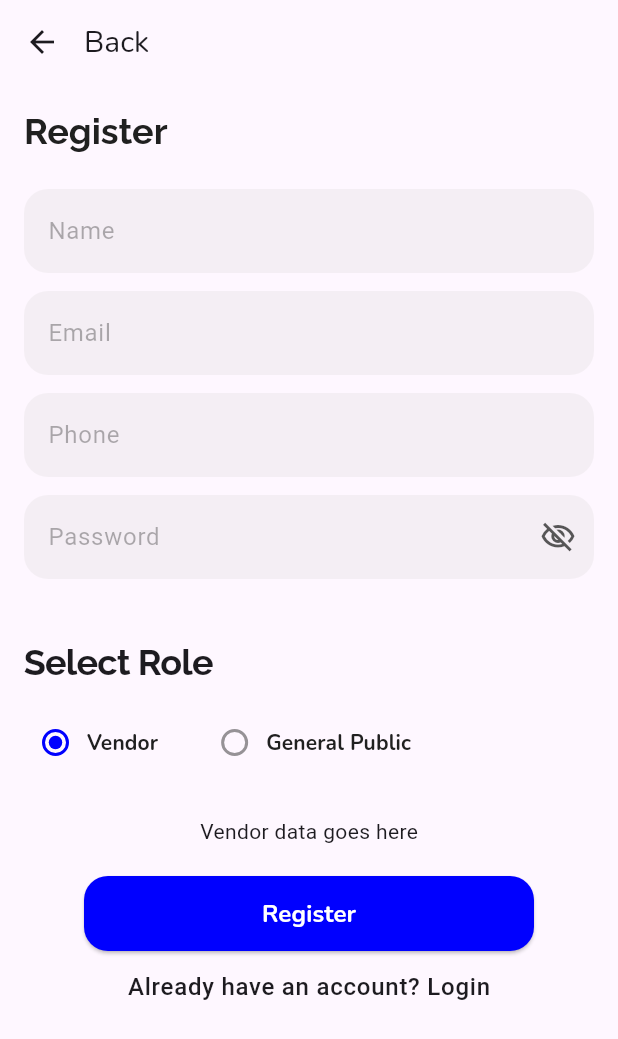
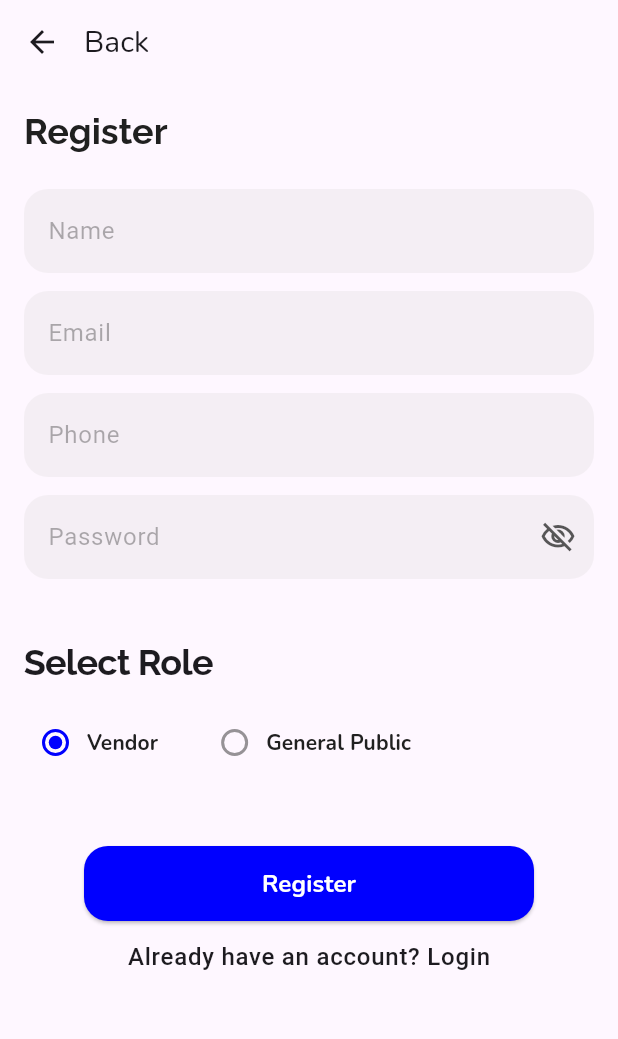
Before and after one commit to techpepson/BexieMart, a Flutter app: the RegisterScreen screen opened by its route, on a phone screen of 412 x 824 dp. Shown: the top 1039 px of the screen. Run offline on Flutter 3.47's test engine with Material 3 defaults, Android fonts, the phone set to English and light mode, and no system bars; our stand-ins replace dropdown_search, flutter_riverpod, go_router, pin_code_fields.

```diff
--- a/lib/screens/auth/register.dart
+++ b/lib/screens/auth/register.dart
@@ -505,8 +505,8 @@ class _RegisterScreenState extends State<RegisterScreen> {
                           ],
                         ),
 
-                      if (_radioGroupValue == 'vendor')
-                        Text('Vendor data goes here'),
+                      // if (_radioGroupValue == 'vendor')
+                      //   Text('Vendor data goes here'),
                       SizedBox(height: 20),
                       //register button
                       SizedBox(
```
